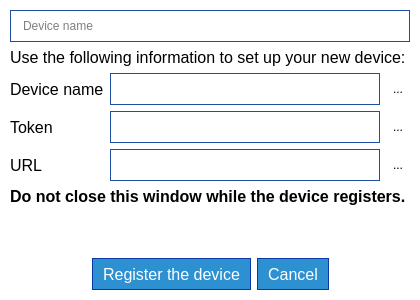
Old version of the form parsec/core/gui/forms/register_device_dialog.ui in the repository Scille/parsec-cloud.
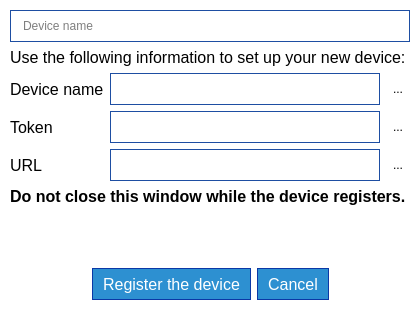
New version of the form. Icons and pictures are not drawn.

Commit message: [GUI] Added validators to inputs like device names

```diff
--- a/parsec/core/gui/forms/register_device_dialog.ui
+++ b/parsec/core/gui/forms/register_device_dialog.ui
@@ -10,19 +10,19 @@
     <x>0</x>
     <y>0</y>
     <width>420</width>
-    <height>300</height>
+    <height>310</height>
    </rect>
   </property>
   <property name="minimumSize">
    <size>
     <width>420</width>
-    <height>300</height>
+    <height>310</height>
    </size>
   </property>
   <property name="maximumSize">
    <size>
     <width>420</width>
-    <height>300</height>
+    <height>310</height>
    </size>
   </property>
   <property name="windowTitle">
```
The commit also changes 9 other files.
